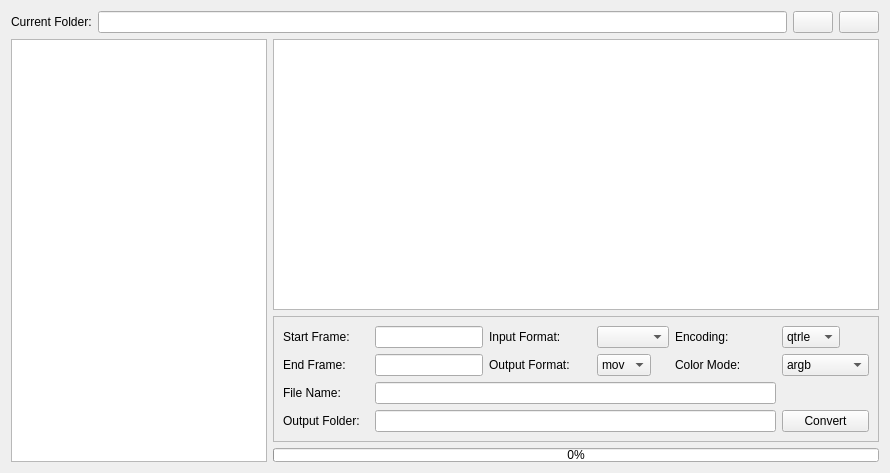
Before: the Qt Designer form uiFiles/file_converter.ui in sanath111/FileConverter, drawn with Qt 5.
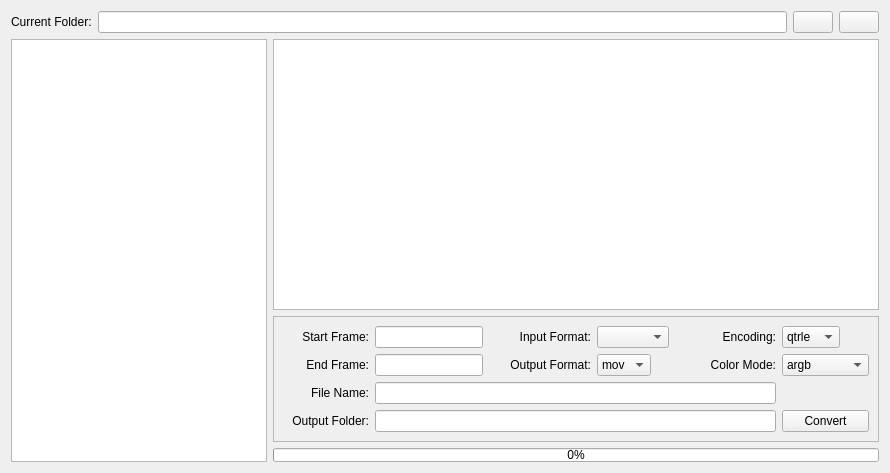
After: the same form once the commit is applied.

Diff of the .ui file:
```diff
--- a/uiFiles/file_converter.ui
+++ b/uiFiles/file_converter.ui
@@ -68,6 +68,9 @@
         <property name="text">
          <string>Start Frame:</string>
         </property>
+        <property name="alignment">
+         <set>Qt::AlignRight|Qt::AlignTrailing|Qt::AlignVCenter</set>
+        </property>
        </widget>
       </item>
       <item row="0" column="1">
@@ -85,6 +88,9 @@
         <property name="text">
          <string>Input Format:</string>
         </property>
+        <property name="alignment">
+         <set>Qt::AlignRight|Qt::AlignTrailing|Qt::AlignVCenter</set>
+        </property>
        </widget>
       </item>
       <item row="0" column="3">
@@ -102,6 +108,9 @@
         <property name="text">
          <string>Encoding:</string>
         </property>
+        <property name="alignment">
+         <set>Qt::AlignRight|Qt::AlignTrailing|Qt::AlignVCenter</set>
+        </property>
        </widget>
       </item>
       <item row="0" column="5">
@@ -129,6 +138,9 @@
         <property name="text">
          <string>End Frame:</string>
         </property>
+        <property name="alignment">
+         <set>Qt::AlignRight|Qt::AlignTrailing|Qt::AlignVCenter</set>
+        </property>
        </widget>
       </item>
       <item row="1" column="1">
@@ -146,6 +158,9 @@
         <property name="text">
          <string>Output Format:</string>
         </property>
+        <property name="alignment">
+         <set>Qt::AlignRight|Qt::AlignTrailing|Qt::AlignVCenter</set>
+        </property>
        </widget>
       </item>
       <item row="1" column="3">
@@ -173,6 +188,9 @@
         <property name="text">
          <string>Color Mode:</string>
         </property>
+        <property name="alignment">
+         <set>Qt::AlignRight|Qt::AlignTrailing|Qt::AlignVCenter</set>
+        </property>
        </widget>
       </item>
       <item row="1" column="5">
@@ -206,6 +224,9 @@
         <property name="text">
          <string>File Name:</string>
         </property>
+        <property name="alignment">
+         <set>Qt::AlignRight|Qt::AlignTrailing|Qt::AlignVCenter</set>
+        </property>
        </widget>
       </item>
       <item row="2" column="1" colspan="4">
@@ -223,6 +244,9 @@
         <property name="text">
          <string>Output Folder:</string>
         </property>
+        <property name="alignment">
+         <set>Qt::AlignRight|Qt::AlignTrailing|Qt::AlignVCenter</set>
+        </property>
        </widget>
       </item>
       <item row="3" column="1" colspan="4">
```
